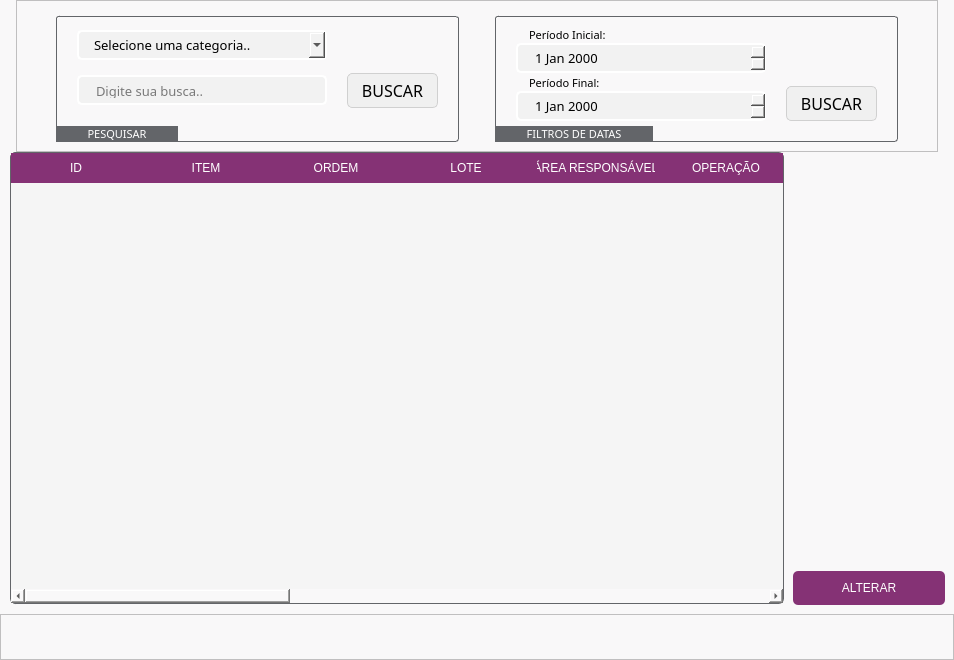
Old version of the form widgets/pages/pages.ui in the repository luizcheva/Non_conformites.
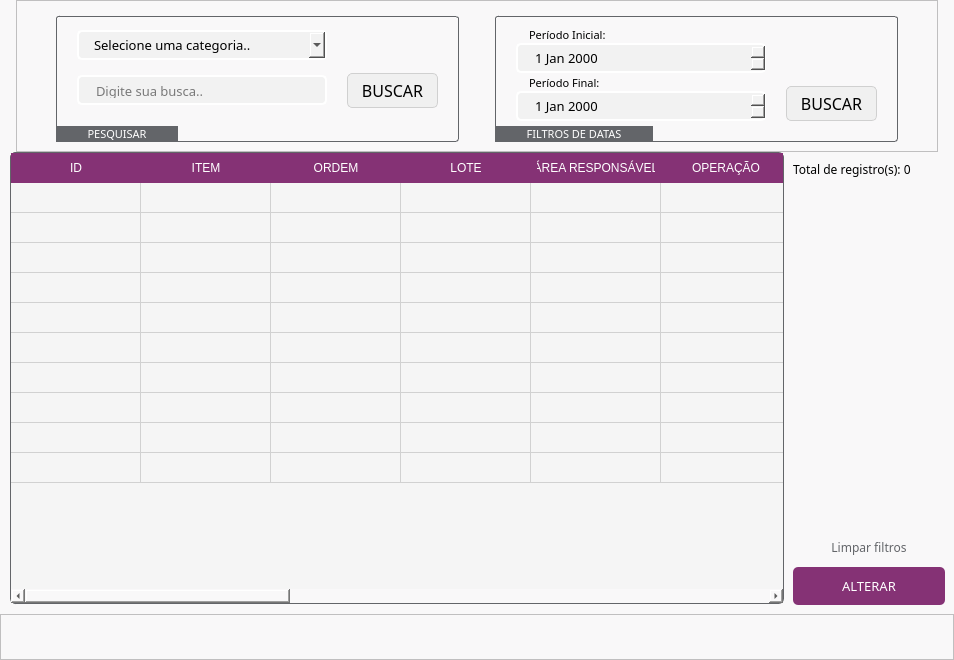
New version of the form. The open tabs and pages were chosen to show the change. Icons and pictures are not drawn.

```diff
--- a/widgets/pages/pages.ui
+++ b/widgets/pages/pages.ui
@@ -561,6 +561,9 @@
         <property name="selectionBehavior">
          <enum>QAbstractItemView::SelectRows</enum>
         </property>
+        <property name="rowCount">
+         <number>10</number>
+        </property>
         <attribute name="horizontalHeaderVisible">
          <bool>true</bool>
         </attribute>
@@ -582,6 +585,16 @@
         <attribute name="verticalHeaderHighlightSections">
          <bool>false</bool>
         </attribute>
+        <row/>
+        <row/>
+        <row/>
+        <row/>
+        <row/>
+        <row/>
+        <row/>
+        <row/>
+        <row/>
+        <row/>
         <column>
          <property name="text">
           <string>ID</string>
@@ -672,6 +685,24 @@
          <number>1</number>
         </property>
         <layout class="QVBoxLayout" name="verticalLayout_27">
+         <item>
+          <widget class="QLabel" name="lbl_totalRegistros">
+           <property name="maximumSize">
+            <size>
+             <width>16777215</width>
+             <height>30</height>
+            </size>
+           </property>
+           <property name="font">
+            <font>
+             <family>Trebuchet MS</family>
+            </font>
+           </property>
+           <property name="text">
+            <string>Total de registro(s): 0</string>
+           </property>
+          </widget>
+         </item>
          <item>
           <spacer name="verticalSpacer_7">
            <property name="orientation">
@@ -685,6 +716,55 @@
            </property>
           </spacer>
          </item>
+         <item>
+          <widget class="QPushButton" name="btn_limparFiltros">
+           <property name="enabled">
+            <bool>false</bool>
+           </property>
+           <property name="maximumSize">
+            <size>
+             <width>16777215</width>
+             <height>30</height>
+            </size>
+           </property>
+           <property name="font">
+            <font>
+             <family>Trebuchet MS</family>
+             <pointsize>9</pointsize>
+            </font>
+           </property>
+           <property name="cursor">
+            <cursorShape>PointingHandCursor</cursorShape>
+           </property>
+           <property name="layoutDirection">
+            <enum>Qt::LeftToRight</enum>
+           </property>
+           <property name="styleSheet">
+            <string notr="true">QPushButton {
+	background-color: transparent;
+	color: #636569;
+	padding: 5px;
+	border: None;
+	text-align: center;
+}
+
+
+QPushButton:hover {
+	color: #853275;
+}
+
+QPushButton:pressed {
+	color: #A7A8A9;
+}</string>
+           </property>
+           <property name="text">
+            <string>Limpar filtros</string>
+           </property>
+           <property name="checkable">
+            <bool>false</bool>
+           </property>
+          </widget>
+         </item>
          <item>
           <widget class="QPushButton" name="btnAlterarRegistro">
            <property name="sizePolicy">
@@ -693,6 +773,12 @@
              <verstretch>0</verstretch>
             </sizepolicy>
            </property>
+           <property name="font">
+            <font>
+             <family>Trebuchet MS</family>
+             <pointsize>10</pointsize>
+            </font>
+           </property>
            <property name="cursor">
             <cursorShape>PointingHandCursor</cursorShape>
            </property>
```
Left out of the diff: 16 changed lines with no effect on the pictures.
